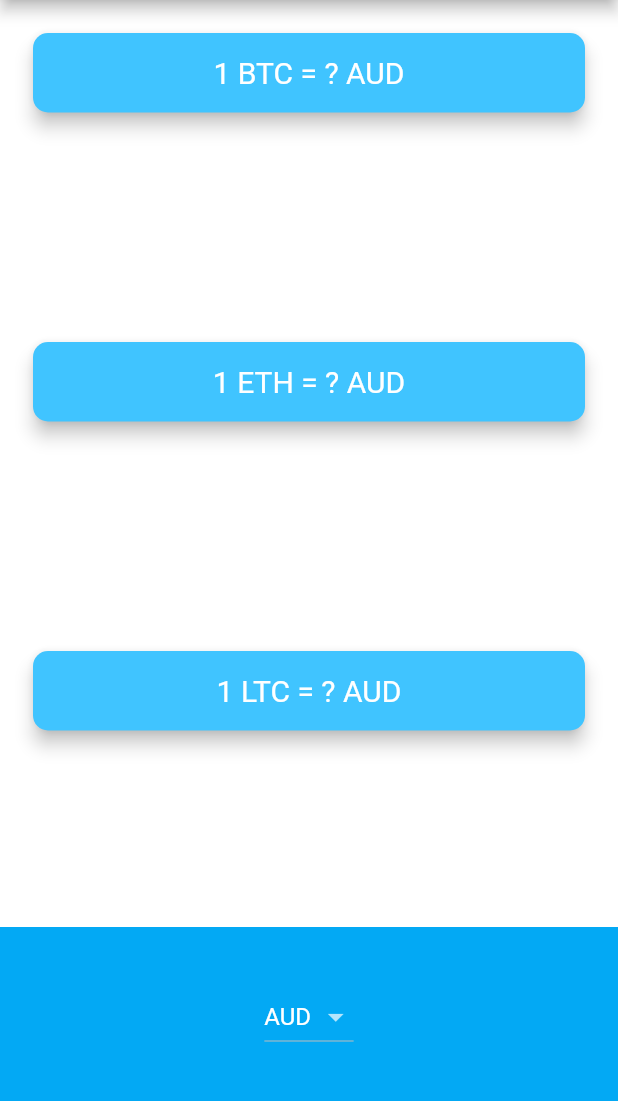
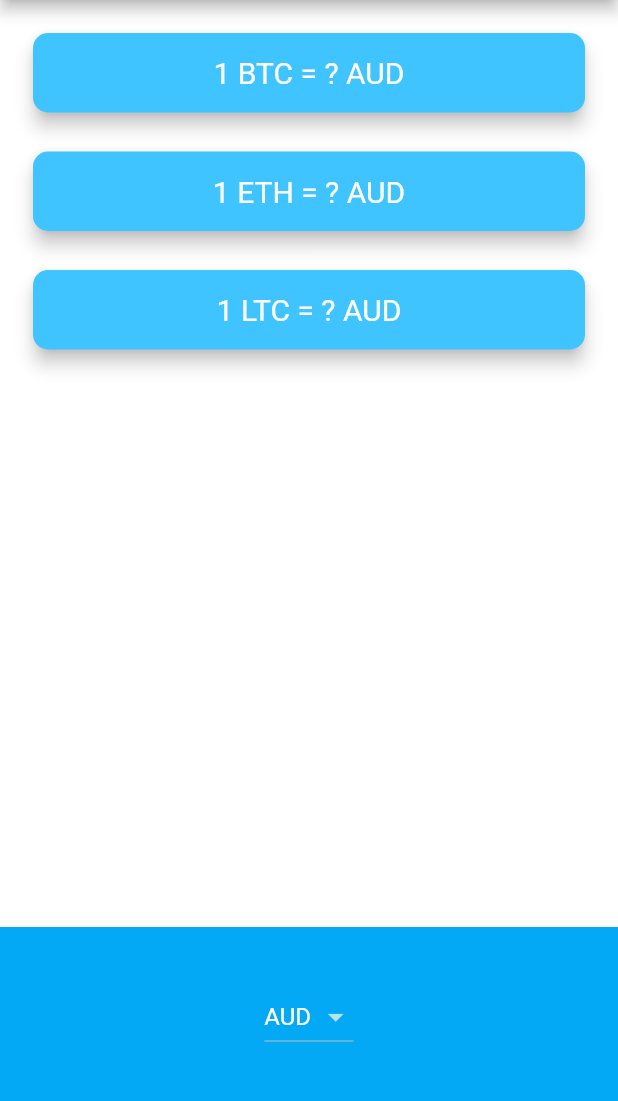
Before and after one commit to Oyekunle-Mark/rango_coin, a Flutter app: the screen it shows after launch, on a phone screen of 412 x 824 dp, the part 84-1185 px from its top. Run offline on Flutter 3.47's test engine with Material 2 defaults, Android fonts, the phone set to English and light mode, and no system bars; network calls fail.

Commit message:
Structured the layout to groud the crypto cards

```diff
--- a/lib/price_screen.dart
+++ b/lib/price_screen.dart
@@ -96,6 +96,9 @@ class _PriceScreenState extends State<PriceScreen> {
         mainAxisAlignment: MainAxisAlignment.spaceBetween,
         crossAxisAlignment: CrossAxisAlignment.stretch,
         children: <Widget>[
+          Column(
+            crossAxisAlignment: CrossAxisAlignment.stretch,
+            children: <Widget>[
               CryptoCard(
                   cryptoType: 'BTC',
                   fetched: _fetched,
@@ -111,6 +114,8 @@ class _PriceScreenState extends State<PriceScreen> {
                   fetched: _fetched,
                   currentRate: _lTCRate,
                   selectedCurrency: _selectedCurrency),
+            ],
+          ),
           Container(
             height: 150.0,
             alignment: Alignment.center,
```
Lines whose indentation alone changed are shown as unchanged.
